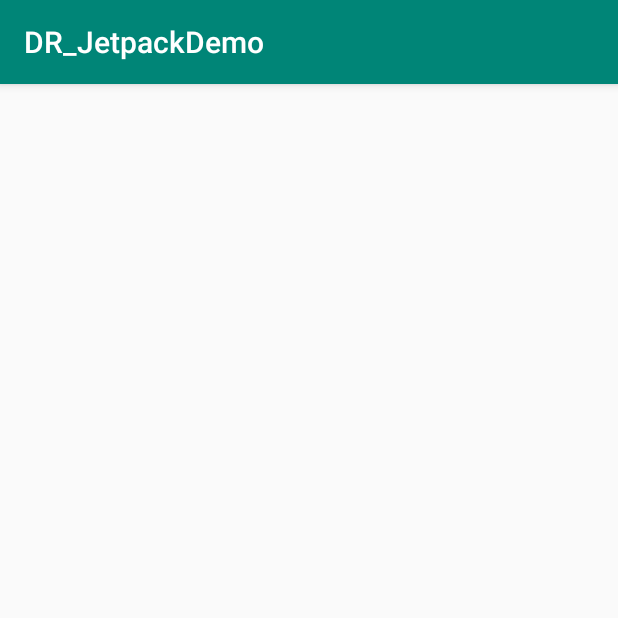
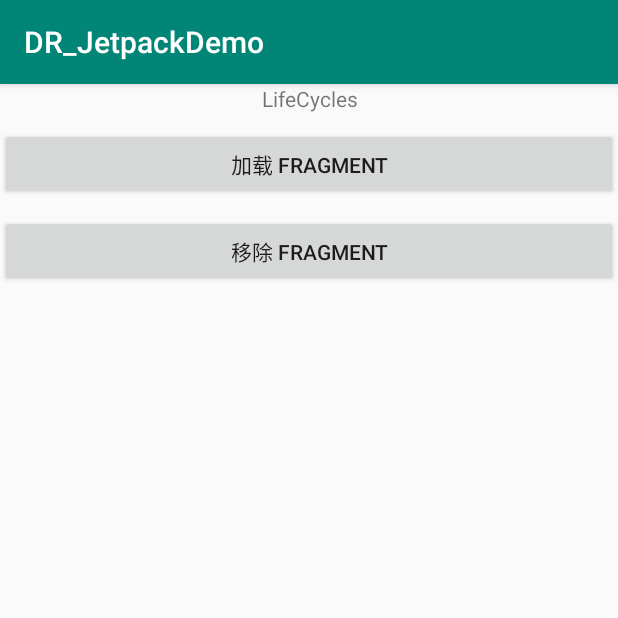
Before and after one commit to DRPrincess/DRJetpackDemo, an Android app: the screen it shows after launch (LifecycleActivity), on a phone screen of 412 x 824 dp, the top half of it. Run offline under Robolectric (Android 15) with nearby library versions, the phone set to English and light mode, and no system bars; 1 statement that could not run was skipped.

Commit message:
lifecycler 学习

```diff
--- a/app/src/main/java/com/dr/jetpackdemo/LifecycleActivity.kt
+++ /dev/null
@@ -1,35 +0,0 @@
-package com.dr.jetpackdemo
-
-import android.os.Bundle
-import androidx.appcompat.app.AppCompatActivity
-import androidx.lifecycle.Lifecycle
-import androidx.lifecycle.LifecycleObserver
-import androidx.lifecycle.OnLifecycleEvent
-
-class LifecycleActivity : AppCompatActivity() {
-
-
-    private lateinit var myLocationListener: MyLocationListener
-
-
-    override fun onCreate(savedInstanceState: Bundle?) {
-        super.onCreate(savedInstanceState)
-        setContentView(R.layout.activity_lifecycle)
-
-
-        lifecycle.addObserver(myLocationListener)
-
-    }
-
-    internal class MyLocationListener : LifecycleObserver {
-
-        @OnLifecycleEvent(Lifecycle.Event.ON_RESUME)
-        fun connectListener() {
-
-        }
-
-        @OnLifecycleEvent(Lifecycle.Event.ON_PAUSE)
-        fun disconnectListener() {
-        }
-    }
-}
--- /dev/null
+++ b/app/src/main/java/com/dr/jetpackdemo/MyApp.kt
@@ -0,0 +1,20 @@
+package com.dr.jetpackdemo
+
+import android.app.Application
+import androidx.lifecycle.ProcessLifecycleOwner
+import com.dr.jetpackdemo.lifecycle.ActivityLifeCycleObserver
+import com.dr.jetpackdemo.lifecycle.AppLifeCycleObserver
+
+/**
+ * 功能：
+ * 作者： duanrui
+ * 时间： 3/28/22
+ */
+class MyApp : Application() {
+
+    override fun onCreate() {
+        super.onCreate()
+        ProcessLifecycleOwner.get().lifecycle.addObserver(AppLifeCycleObserver())
+        ProcessLifecycleOwner.get().lifecycle.addObserver(ActivityLifeCycleObserver())
+    }
+}
--- a/app/src/main/java/com/dr/jetpackdemo/ViewModelActivity.kt
+++ b/app/src/main/java/com/dr/jetpackdemo/ViewModelActivity.kt
@@ -2,18 +2,20 @@ package com.dr.jetpackdemo
 
 import androidx.appcompat.app.AppCompatActivity
 import android.os.Bundle
+import android.util.Log
 import androidx.lifecycle.Observer
-import androidx.lifecycle.ViewModelProviders
+import androidx.lifecycle.ViewModelProvider
 
 
 
 class ViewModelActivity : AppCompatActivity() {
 
+    private  val TAG = "ViewModelActivity"
     override fun onCreate(savedInstanceState: Bundle?) {
         super.onCreate(savedInstanceState)
         setContentView(R.layout.activity_view_model)
         //构建ViewModel实例
-        val userModel = ViewModelProviders.of(this).get(UserModel::class.java)
+        val userModel = ViewModelProvider(this,ViewModelProvider.AndroidViewModelFactory(application)).get(UserModel::class.java)
 
         //让TextView观察ViewModel中数据的变化,并实时展示
         userModel.mUserLiveData.observe(this, Observer<User> {
--- /dev/null
+++ b/app/src/main/java/com/dr/jetpackdemo/lifecycle/ActivityLifeCycleObserver.kt
@@ -0,0 +1,52 @@
+package com.dr.jetpackdemo.lifecycle
+
+import android.util.Log
+import androidx.lifecycle.Lifecycle
+import androidx.lifecycle.LifecycleObserver
+import androidx.lifecycle.OnLifecycleEvent
+
+/**
+ * 功能： 生命周期监控
+ * 作者： duanrui
+ * 时间： 3/28/22
+ */
+class ActivityLifeCycleObserver : LifecycleObserver {
+    private val TAG = "ActivityLifeCycleObserver"
+
+
+    @OnLifecycleEvent(Lifecycle.Event.ON_CREATE)
+    fun onCreate() {
+        Log.e(TAG, "onCreate")
+    }
+
+    @OnLifecycleEvent(Lifecycle.Event.ON_START)
+    fun onStart() {
+        Log.e(TAG, "onStart")
+    }
+
+    @OnLifecycleEvent(Lifecycle.Event.ON_RESUME)
+    fun onResume() {
+        Log.e(TAG, "onResume")
+    }
+
+    @OnLifecycleEvent(Lifecycle.Event.ON_PAUSE)
+    fun onPause() {
+        Log.e(TAG, "onPause")
+    }
+
+    @OnLifecycleEvent(Lifecycle.Event.ON_STOP)
+    fun onStop() {
+        Log.e(TAG, "onStop")
+    }
+
+    @OnLifecycleEvent(Lifecycle.Event.ON_DESTROY)
+    fun onDestroy() {
+        Log.e(TAG, "onDestroy")
+    }
+
+
+    @OnLifecycleEvent(Lifecycle.Event.ON_ANY)
+    fun onAny() {
+        Log.e(TAG, "onAny")
+    }
+}
--- /dev/null
+++ b/app/src/main/java/com/dr/jetpackdemo/lifecycle/LifecycleActivity.kt
@@ -0,0 +1,217 @@
+package com.dr.jetpackdemo.lifecycle
+
+import android.os.Bundle
+import android.util.Log
+import androidx.appcompat.app.AppCompatActivity
+import androidx.arch.core.internal.SafeIterableMap
+import androidx.lifecycle.Lifecycle
+import androidx.lifecycle.LifecycleObserver
+import androidx.lifecycle.OnLifecycleEvent
+import com.dr.jetpackdemo.R
+import kotlinx.android.synthetic.main.activity_lifecycle.*
+
+class LifecycleActivity : AppCompatActivity() {
+
+
+    private lateinit var myLocationListener: MyLocationListener
+
+
+    override fun onCreate(savedInstanceState: Bundle?) {
+        super.onCreate(savedInstanceState)
+        setContentView(R.layout.activity_lifecycle)
+        lifecycle.addObserver(ActivityLifeCycleObserver())
+
+        val fragment = LifecycleFragment()
+
+
+        btn_add.setOnClickListener {
+            supportFragmentManager.beginTransaction().add(R.id.fragment, fragment).commit()
+        }
+
+        btn_remove.setOnClickListener {
+            supportFragmentManager.beginTransaction().remove(fragment).commit()
+        }
+
+        testSafeIterableMap()
+ø
+
+
+    }
+
+
+    fun testSafeIterableMap() {
+        val safeIterableMap: SafeIterableMap<String, String> = SafeIterableMap()
+
+        //添加数据
+        for (i in 0..9) {
+            safeIterableMap.putIfAbsent(i.toString(), "value_$i")
+        }
+        Log.i("safeIterableMap","after add :$safeIterableMap")
+
+
+        //添加数据
+        for (i in 0..2) {
+            when(i){
+                0-> {
+                    Thread{
+                        //遍历
+                        safeIterableMap.descendingIterator().forEach {
+                            Log.i("safeIterableMap","descendingIterator :$it")
+                            if(it.key == "0"){
+                                safeIterableMap.remove(it.key)
+                                Log.e("safeIterableMap","descendingIterator remove:$it")
+                            }
+                            if(it.key == ""){
+                                safeIterableMap.putIfAbsent("test_add", "value_test_add")
+                                Log.e("safeIterableMap","descendingIterator putIfAbsent")
+                            }
+
+                        }
+                        Log.i("safeIterableMap","---------------------------------"+Thread.currentThread())
+
+                    }.start()
+                }
+                1-> {
+                    Thread {
+                        //遍历
+                        safeIterableMap.iterator().forEach {
+                            Log.i("safeIterableMap", "ascendingIterator :$it")
+                            if (it.key == "1") {
+                                safeIterableMap.remove(it.key)
+                                Log.e("safeIterableMap", "ascendingIterator remove:$it")
+                            }
+                        }
+                        Log.i(
+                            "safeIterableMap",
+                            "---------------------------------" + Thread.currentThread()
+                        )
+
+                    }.start()
+                }
+                2-> {
+                    Thread{
+                        safeIterableMap.iteratorWithAdditions().forEach {
+                            Log.i("safeIterableMap","iteratorWithAdditions :$it")
+                            if(it.key == "2"){
+                                safeIterableMap.remove(it.key)
+                                Log.e("safeIterableMap","iteratorWithAdditions remove:$it")
+                            }
+                        }
+                        Log.i("safeIterableMap","---------------------------------"+Thread.currentThread())
+
+                    }.start()
+                }
+            }
+        }
+
+
+
+
+
+//        safeIterableMap.iterator().forEach {
+//            Log.i("safeIterableMap","ascendingIterator :$it")
+//        }
+//        Log.i("safeIterableMap","---------------------------------")
+//
+//        safeIterableMap.iteratorWithAdditions().forEach {
+//            Log.i("safeIterableMap","iteratorWithAdditions :$it")
+//        }
+
+
+        //移除
+        safeIterableMap.remove("8")
+        Log.i("safeIterableMap","afterremove : safeMap = $safeIterableMap")
+    }
+
+
+    fun testHashMapMap() {
+        val safeIterableMap: SafeIterableMap<String, String> = SafeIterableMap()
+
+        //添加数据
+        for (i in 0..9) {
+            safeIterableMap.putIfAbsent(i.toString(), "value_$i")
+        }
+        Log.i("safeIterableMap","after add :$safeIterableMap")
+
+
+        //添加数据
+        for (i in 0..2) {
+            when(i){
+                0-> {
+                    Thread{
+                        //遍历
+                        safeIterableMap.descendingIterator().forEach {
+                            Log.i("safeIterableMap","descendingIterator :$it")
+                            if(it.key == "0"){
+                                safeIterableMap.remove(it.key)
+                                Log.e("safeIterableMap","descendingIterator remove:$it")
+                            }
+
+                        }
+                        Log.i("safeIterableMap","---------------------------------"+Thread.currentThread())
+
+                    }.start()
+                }
+                1-> {
+                    Thread {
+                        //遍历
+                        safeIterableMap.iterator().forEach {
+                            Log.i("safeIterableMap", "ascendingIterator :$it")
+                            if (it.key == "1") {
+                                safeIterableMap.remove(it.key)
+                                Log.e("safeIterableMap", "ascendingIterator remove:$it")
+                            }
+                        }
+                        Log.i(
+                            "safeIterableMap",
+                            "---------------------------------" + Thread.currentThread()
+                        )
+
+                    }.start()
+                }
+                2-> {
+                    Thread{
+                        safeIterableMap.iteratorWithAdditions().forEach {
+                            Log.i("safeIterableMap","iteratorWithAdditions :$it")
+                            if(it.key == "2"){
+                                safeIterableMap.remove(it.key)
+                                Log.e("safeIterableMap","iteratorWithAdditions remove:$it")
+                            }
+                        }
+                        Log.i("safeIterableMap","---------------------------------"+Thread.currentThread())
+
+                    }.start()
+                }
+            }
+        }
+
+
+
+
+
+//        safeIterableMap.iterator().forEach {
+//            Log.i("safeIterableMap","ascendingIterator :$it")
+//        }
+//        Log.i("safeIterableMap","---------------------------------")
+//
+//        safeIterableMap.iteratorWithAdditions().forEach {
+//            Log.i("safeIterableMap","iteratorWithAdditions :$it")
+//        }
+
+
+        //移除
+        safeIterableMap.remove("8")
+        Log.i("safeIterableMap","afterremove : safeMap = $safeIterableMap")
+    }
+
+    internal class MyLocationListener : LifecycleObserver {
+
+        @OnLifecycleEvent(Lifecycle.Event.ON_START)
+        fun connectListener() {
+        }
+
+        @OnLifecycleEvent(Lifecycle.Event.ON_STOP)
+        fun disconnectListener() {
+        }
+    }
+}
--- a/app/src/main/res/layout/activity_lifecycle.xml
+++ b/app/src/main/res/layout/activity_lifecycle.xml
@@ -1,9 +1,37 @@
 <?xml version="1.0" encoding="utf-8"?>
-<androidx.constraintlayout.widget.ConstraintLayout xmlns:android="http://schemas.android.com/apk/res/android"
+<LinearLayout xmlns:android="http://schemas.android.com/apk/res/android"
     xmlns:app="http://schemas.android.com/apk/res-auto"
     xmlns:tools="http://schemas.android.com/tools"
     android:layout_width="match_parent"
     android:layout_height="match_parent"
-    tools:context=".LifecycleActivity">
+    android:orientation="vertical"
+    tools:context=".lifecycle.LifecycleActivity">
 
-</androidx.constraintlayout.widget.ConstraintLayout>
+    <TextView
+        android:layout_width="match_parent"
+        android:layout_height="wrap_content"
+        android:gravity="center"
+        android:text="LifeCycles" />
+
+    <Button
+        android:id="@+id/btn_add"
+        android:layout_width="match_parent"
+        android:layout_height="wrap_content"
+        android:layout_marginTop="10dp"
+        android:text="加载 fragment" />
+
+
+    <Button
+        android:id="@+id/btn_remove"
+        android:layout_width="match_parent"
+        android:layout_height="wrap_content"
+        android:layout_marginTop="10dp"
+        android:text="移除 fragment" />
+
+    <FrameLayout
+        android:id="@+id/fragment"
+        android:layout_width="match_parent"
+        android:layout_height="match_parent"
+        android:layout_marginTop="10dp" />
+
+</LinearLayout>
--- a/build.gradle
+++ b/build.gradle
@@ -2,6 +2,7 @@
 
 buildscript {
     ext.kotlin_version = '1.3.41'
+    ext.lifecycle_version = '2.2.0'
     repositories {
         google()
         jcenter()
```
Also changed, not shown: app/build.gradle (+3 -4 lines), app/src/main/AndroidManifest.xml (+4 -4 lines), app/src/main/java/com/dr/jetpackdemo/lifecycle/AppLifeCycleObserver.kt (added, +46 -0 lines), app/src/main/java/com/dr/jetpackdemo/lifecycle/FragmentLifeCycleObserver.kt (added, +46 -0 lines), app/src/main/java/com/dr/jetpackdemo/lifecycle/LifecycleFragment.kt (added, +23 -0 lines), app/src/main/res/layout/fragment_lifecycle.xml (added, +14 -0 lines).
